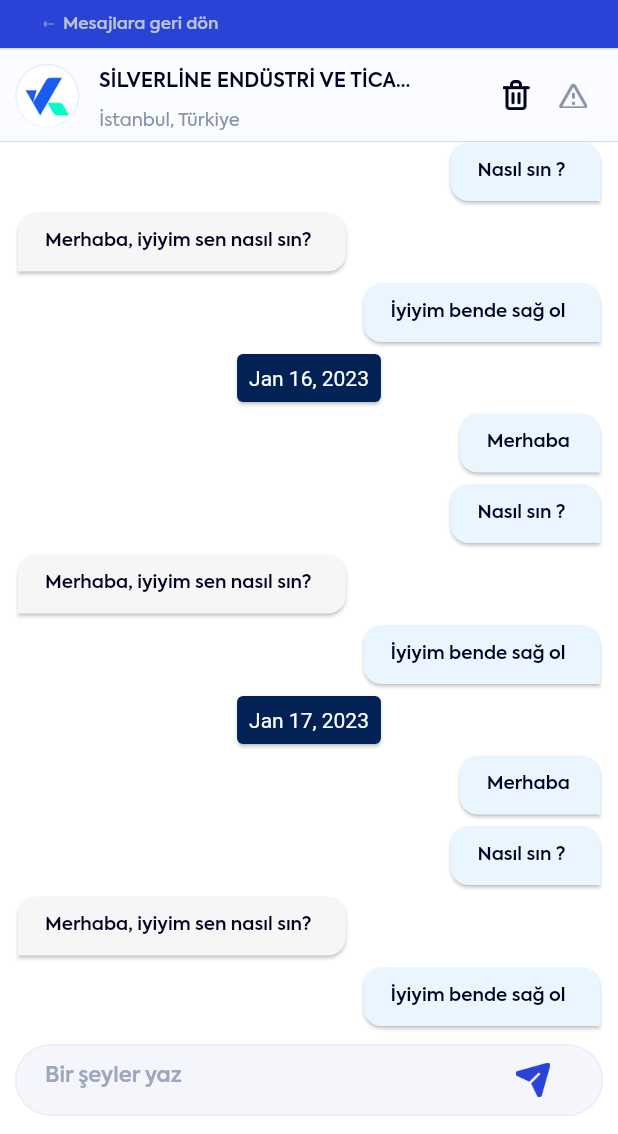
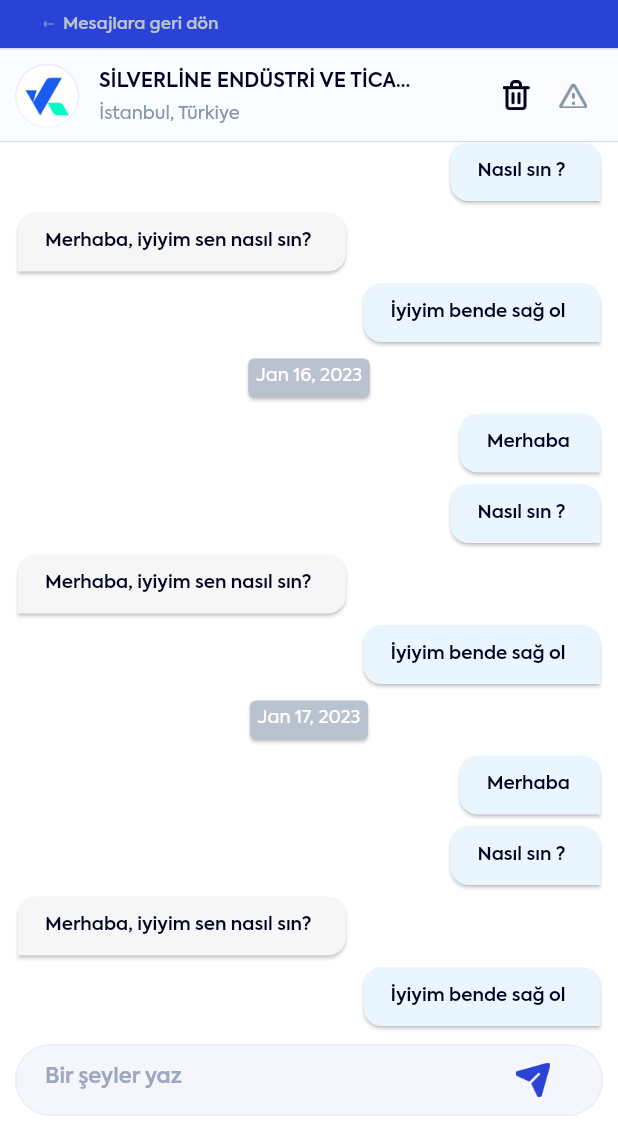
Before and after one commit to ozgun-kara/b2geta_mobile, a Flutter app: the MessageDetailsPage screen opened directly, on a phone screen of 412 x 824 dp, the part 102-1236 px from its top. Run offline on Flutter 3.47's test engine with Material 2 defaults, Android fonts, the phone set to English and light mode, and no system bars; drawn by our look-alikes of grouped_list; our stand-ins replace dotted_border, dropdown_button2, flutter_switch, get, get_it, get_storage and 4 more; accounts and stored records are empty.

Commit message:
Updated : Message Details Page

```diff
--- a/lib/views/messages/message_details_page.dart
+++ b/lib/views/messages/message_details_page.dart
@@ -269,6 +269,7 @@ class _MessageDetailsPageState extends State<MessageDetailsPage> {
                           "İstanbul, Türkiye",
                           overflow: TextOverflow.ellipsis,
                           style: TextStyle(
+                            height: 1,
                             fontSize: 12,
                             fontFamily: AppTheme.appFontFamily,
                             fontWeight: FontWeight.w400,
@@ -333,12 +334,18 @@ class _MessageDetailsPageState extends State<MessageDetailsPage> {
                   height: 40,
                   child: Center(
                     child: Card(
-                      color: AppTheme.blue3,
+                      color: AppTheme.white24,
                       child: Padding(
-                        padding: const EdgeInsets.all(8.0),
+                        padding: const EdgeInsets.symmetric(
+                            horizontal: 5.0, vertical: 7.0),
                         child: Text(
                           DateFormat.yMMMd().format(message.date),
-                          style: TextStyle(color: AppTheme.white1),
+                          style: TextStyle(
+                              color: AppTheme.white1,
+                              height: 1,
+                              fontFamily: AppTheme.appFontFamily,
+                              fontSize: 12,
+                              fontWeight: FontWeight.w400),
                         ),
                       ),
                     ),
@@ -383,10 +390,10 @@ class _MessageDetailsPageState extends State<MessageDetailsPage> {
                         child: Text(
                           message.text,
                           style: TextStyle(
-                            height: 1,
                             fontFamily: AppTheme.appFontFamily,
                             fontSize: 12,
                             fontWeight: FontWeight.w600,
+                            height: 1,
                             color:
                                 themeMode ? AppTheme.black19 : AppTheme.white1,
                           ),
@@ -415,6 +422,7 @@ class _MessageDetailsPageState extends State<MessageDetailsPage> {
                 });
               }),
               style: TextStyle(
+                height: 1,
                 fontSize: 12,
                 fontFamily: AppTheme.appFontFamily,
                 fontWeight: FontWeight.w600,
```
